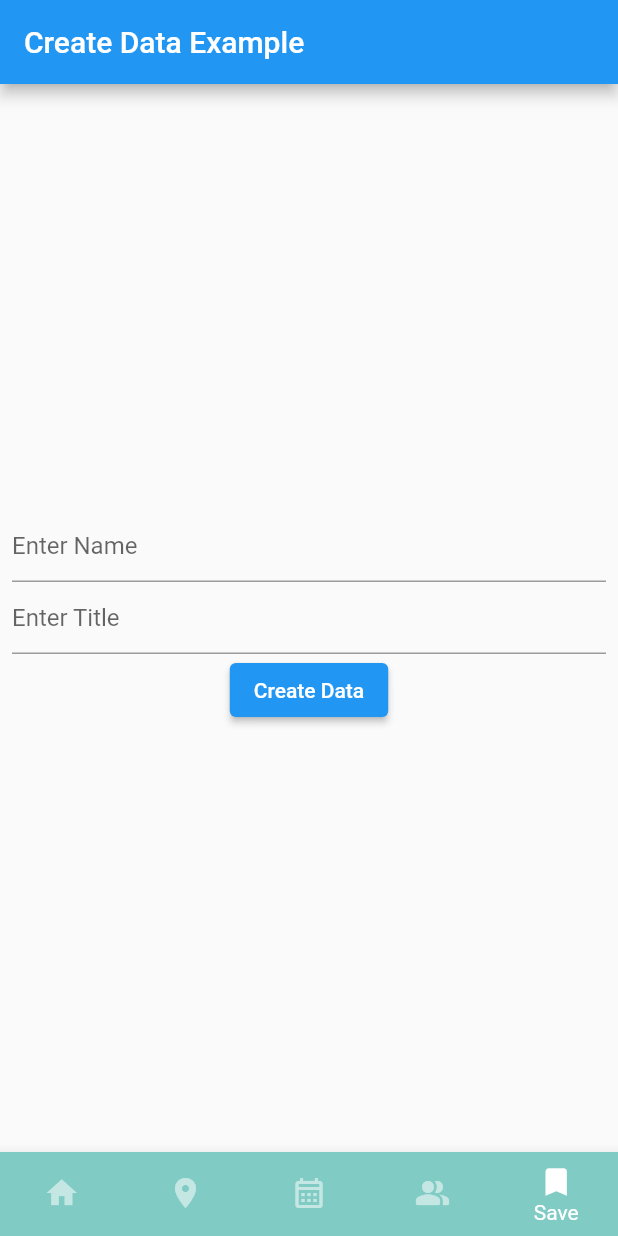
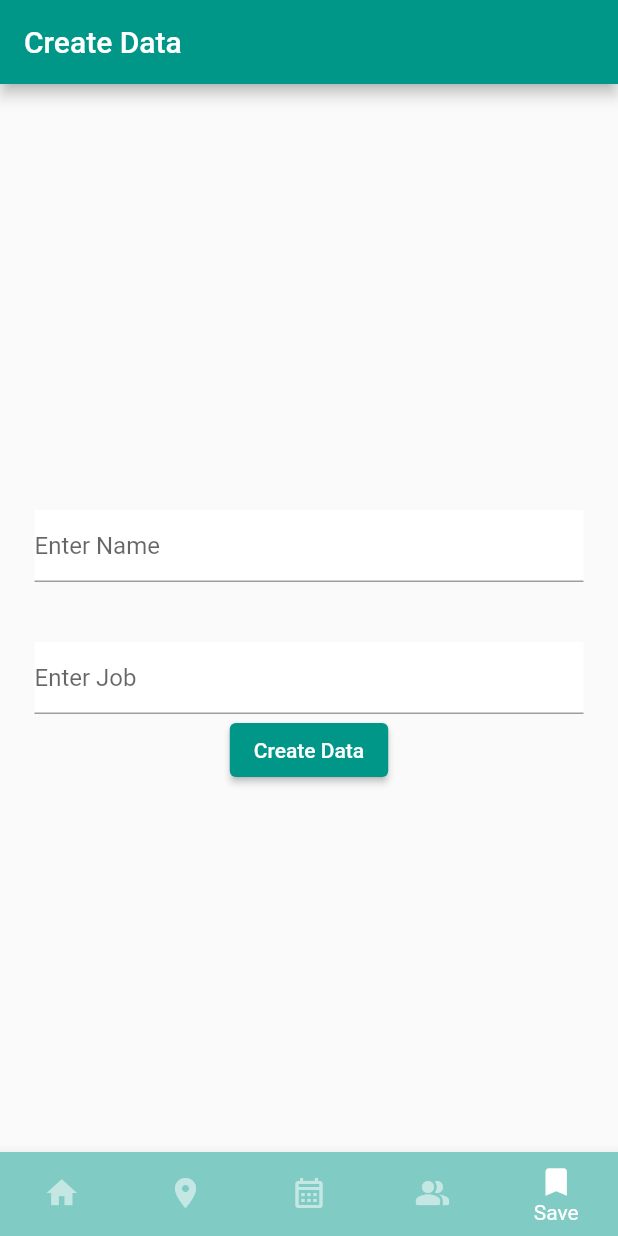
Before and after one commit to homairatm/UserInterface-Design-1, a Flutter app: the MainPage screen opened directly, item 5 of the bottom bar chosen, on a phone screen of 412 x 824 dp. Run offline on Flutter 3.47's test engine with Material 2 defaults, Android fonts, the phone set to English and light mode, and no system bars; accounts and stored records are empty; network calls fail.

Commit message:
Post Data Done

```diff
--- /dev/null
+++ b/lib/model/PostApi.dart
@@ -0,0 +1,41 @@
+import 'dart:convert';
+PostApi postApiFromJson(String str) => PostApi.fromJson(json.decode(str));
+String postApiToJson(PostApi data) => json.encode(data.toJson());
+class PostApi {
+  PostApi({
+      String? name,
+      String? job,
+      String? id,
+      String? createdAt,}){
+    _name = name;
+    _job = job;
+    _id = id;
+    _createdAt = createdAt;
+}
+
+  PostApi.fromJson(dynamic json) {
+    _name = json['name'];
+    _job = json['job'];
+    _id = json['id'];
+    _createdAt = json['createdAt'];
+  }
+  String? _name;
+  String? _job;
+  String? _id;
+  String? _createdAt;
+
+  String? get name => _name;
+  String? get job => _job;
+  String? get id => _id;
+  String? get createdAt => _createdAt;
+
+  Map<String, dynamic> toJson() {
+    final map = <String, dynamic>{};
+    map['name'] = _name;
+    map['job'] = _job;
+    map['id'] = _id;
+    map['createdAt'] = _createdAt;
+    return map;
+  }
+
+}
--- a/lib/screens/nav_page/save_page.dart
+++ b/lib/screens/nav_page/save_page.dart
@@ -4,21 +4,24 @@ import 'dart:convert';
 import 'package:flutter/material.dart';
 import 'package:http/http.dart' as http;
 
-Future<Album> createAlbum(String title) async {
+import '../../model/PostApi.dart';
+
+Future<PostApi> createAlbum(String name, String job) async {
   final response = await http.post(
-    Uri.parse('https://jsonplaceholder.typicode.com/albums'),
+    Uri.parse('https://reqres.in/api/users'),
     headers: <String, String>{
       'Content-Type': 'application/json; charset=UTF-8',
     },
-    body: jsonEncode(<String, String>{
-      'title': title,
+    body: jsonEncode(<dynamic, dynamic>{
+      'name': name,
+      'job': job,
     }),
   );
 
   if (response.statusCode == 201) {
     // If the server did return a 201 CREATED response,
     // then parse the JSON.
-    return Album.fromJson(jsonDecode(response.body));
+    return PostApi.fromJson(jsonDecode(response.body));
   } else {
     // If the server did not return a 201 CREATED response,
     // then throw an exception.
@@ -26,19 +29,7 @@ Future<Album> createAlbum(String title) async {
   }
 }
 
-class Album {
-  final int id;
-  final String title;
 
-  const Album({required this.id, required this.title});
-
-  factory Album.fromJson(Map<String, dynamic> json) {
-    return Album(
-      id: json['id'],
-      title: json['title'],
-    );
-  }
-}
 
 
 
@@ -53,18 +44,19 @@ class SavePage extends StatefulWidget {
 
 class _MyAppState extends State<SavePage> {
   final TextEditingController _controller = TextEditingController();
-  Future<Album>? _futureAlbum;
+  final TextEditingController _controller1 = TextEditingController();
+  Future<PostApi>? _futureAlbum;
 
   @override
   Widget build(BuildContext context) {
     return MaterialApp(
-      title: 'Create Data Example',
+      title: 'Create Data',
       theme: ThemeData(
-        primarySwatch: Colors.blue,
+        primarySwatch: Colors.teal,
       ),
       home: Scaffold(
         appBar: AppBar(
-          title: const Text('Create Data Example'),
+          title: const Text('Create Data'),
         ),
         body: Container(
           alignment: Alignment.center,
@@ -79,18 +71,26 @@ class _MyAppState extends State<SavePage> {
     return Column(
       mainAxisAlignment: MainAxisAlignment.center,
       children: <Widget>[
-        TextField(
-          controller: _controller,
-          decoration: const InputDecoration(hintText: 'Enter Name'),
+        Container(
+          color: Colors.white,
+          margin: EdgeInsets.only(top: 40, left: 15, right: 15),
+          child: TextField(
+            controller: _controller,
+            decoration: const InputDecoration(hintText: 'Enter Name'),
+          ),
         ),
-        TextField(
-          controller: _controller,
-          decoration: const InputDecoration(hintText: 'Enter Title'),
+        Container(
+          color: Colors.white,
+          margin: EdgeInsets.only(top: 40, left: 15, right: 15),
+          child: TextField(
+            controller: _controller1,
+            decoration: const InputDecoration(hintText: 'Enter Job'),
+          ),
         ),
         ElevatedButton(
           onPressed: () {
             setState(() {
-              _futureAlbum = createAlbum(_controller.text);
+              _futureAlbum = createAlbum(_controller.text, _controller1.text);
             });
           },
           child: const Text('Create Data'),
@@ -99,12 +99,17 @@ class _MyAppState extends State<SavePage> {
     );
   }
 
-  FutureBuilder<Album> buildFutureBuilder() {
-    return FutureBuilder<Album>(
+  FutureBuilder<PostApi> buildFutureBuilder() {
+    return FutureBuilder<PostApi>(
       future: _futureAlbum,
       builder: (context, snapshot) {
         if (snapshot.hasData) {
-          return Text(snapshot.data!.title);
+          return Column(
+            children: [
+              Text(snapshot.data!.name.toString()),
+              Text(snapshot.data!.job.toString()),
+            ],
+          );
         } else if (snapshot.hasError) {
           return Text('${snapshot.error}');
         }
```
Also changed, not shown: lib/utilities/widgets/list_view_container.dart (+6 -6 lines).
